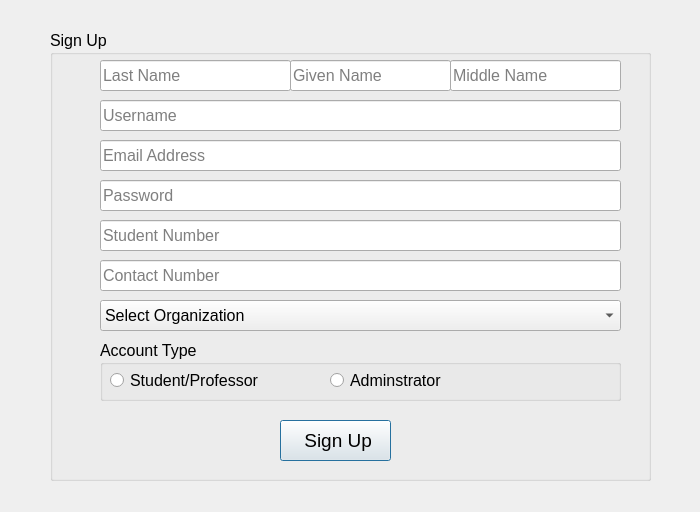
Old version of the form UserInterface/signUp.ui in the repository jvgcalites/Room-Reservation.
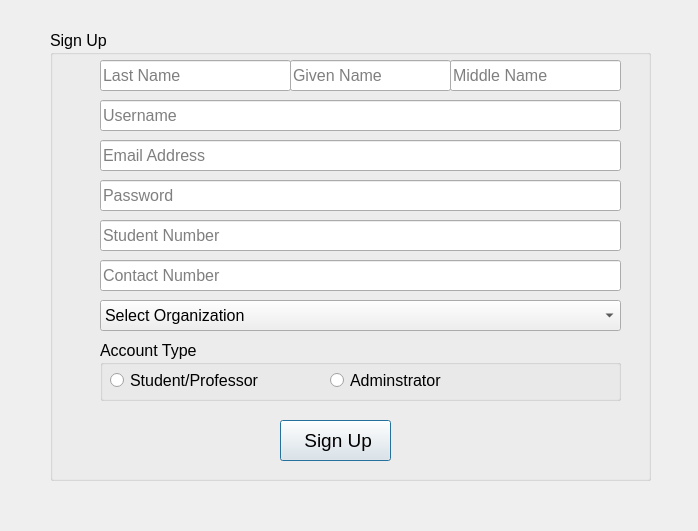
New version of the form.

The edit to the form file:
```diff
--- a/UserInterface/signUp.ui
+++ b/UserInterface/signUp.ui
@@ -6,8 +6,8 @@
    <rect>
     <x>0</x>
     <y>0</y>
-    <width>700</width>
-    <height>512</height>
+    <width>698</width>
+    <height>531</height>
    </rect>
   </property>
   <property name="windowTitle">
```
